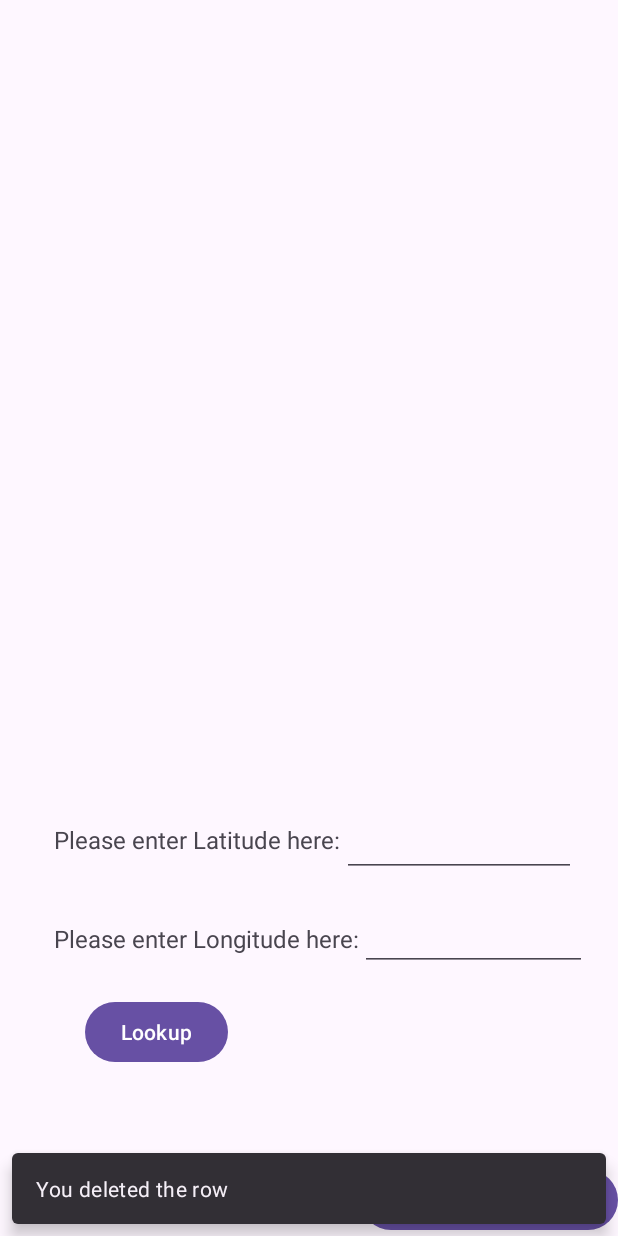
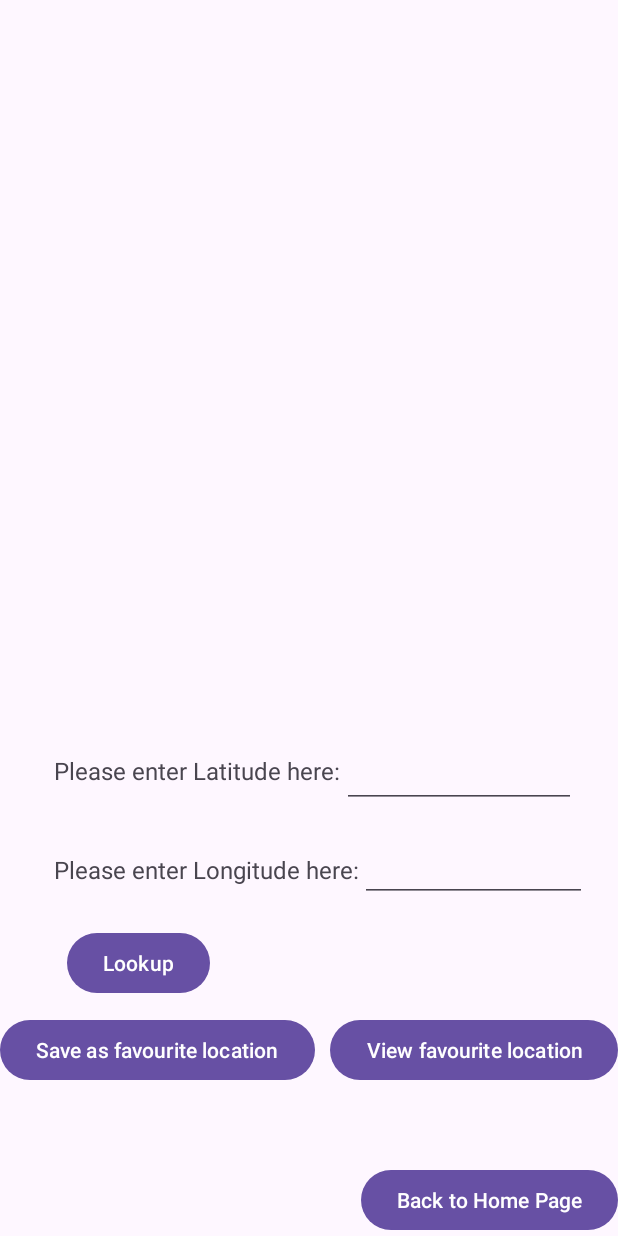
Before and after one commit to wangguosheng0924/FinalProject_Fall23, an Android app: the SunriseMain screen opened directly, with no data from a screen before it, on a phone screen of 412 x 824 dp. Run offline under Robolectric (Android 15) with nearby library versions, the phone set to English and light mode, and no system bars; our stand-ins replace Room's generated code.

Commit message:
added database+save/view favourite location functions

```diff
--- a/app/build.gradle.kts
+++ b/app/build.gradle.kts
@@ -42,4 +42,8 @@ dependencies {
     androidTestImplementation("androidx.test.espresso:espresso-core:3.5.1")
 
     implementation ("androidx.recyclerview:recyclerview:1.3.2")
+
+    // Room dependencies
+    implementation ("androidx.room:room-runtime:2.3.0")
+    annotationProcessor ("androidx.room:room-compiler:2.3.0")
 }
--- /dev/null
+++ b/app/src/main/java/algonquin/cst2335/finalproject_fall23/LocationDAO.java
@@ -0,0 +1,20 @@
+package algonquin.cst2335.finalproject_fall23;
+
+import androidx.room.Dao;
+import androidx.room.Delete;
+import androidx.room.Insert;
+import androidx.room.Query;
+
+import java.util.List;
+
+@Dao
+public interface LocationDAO {
+    @Insert //id              //@Entity
+    public long insertLocation(Location l);//for inserting, long is the new id
+
+    @Query("Select * from Location;")//the SQL search
+    public List<Location> getAllLocations();//for query
+
+    @Delete //number of rows deleted
+    public int deleteLocation(Location l);//delete the location by id(Primary Key)
+}
--- /dev/null
+++ b/app/src/main/java/algonquin/cst2335/finalproject_fall23/LocationDatabase.java
@@ -0,0 +1,11 @@
+package algonquin.cst2335.finalproject_fall23;
+
+import androidx.room.Database;
+import androidx.room.RoomDatabase;
+
+@Database(entities =  {Location.class}, version = 1)
+public abstract class LocationDatabase extends RoomDatabase {
+
+    //only one function:return the DAO object
+    public abstract LocationDAO lDAO();//to access database
+}
--- /dev/null
+++ b/app/src/main/java/algonquin/cst2335/finalproject_fall23/SunriseDetailsFragment.java
@@ -0,0 +1,2 @@
+package algonquin.cst2335.finalproject_fall23;public class SunriseDetailsFragment {
+}
--- a/app/src/main/java/algonquin/cst2335/finalproject_fall23/SunriseMain.java
+++ b/app/src/main/java/algonquin/cst2335/finalproject_fall23/SunriseMain.java
@@ -3,22 +3,37 @@ package algonquin.cst2335.finalproject_fall23;
 import androidx.annotation.NonNull;
 import androidx.appcompat.app.AlertDialog;
 import androidx.appcompat.app.AppCompatActivity;
+import androidx.lifecycle.ViewModelProvider;
 import androidx.recyclerview.widget.LinearLayoutManager;
 import androidx.recyclerview.widget.RecyclerView;
+import androidx.room.Room;
 
 import android.content.Context;
 import android.content.SharedPreferences;
 import android.os.Bundle;
+import android.view.View;
 import android.view.ViewGroup;
+import android.widget.TextView;
 import android.widget.Toast;
 
 import com.google.android.material.snackbar.Snackbar;
 
+import java.util.ArrayList;
+import java.util.concurrent.Executor;
+import java.util.concurrent.Executors;
+
+import algonquin.cst2335.finalproject_fall23.data.LocationViewModel;
 import algonquin.cst2335.finalproject_fall23.databinding.ActivitySunriseMainBinding;
+import algonquin.cst2335.finalproject_fall23.databinding.LocationBinding;
 
 public class SunriseMain extends AppCompatActivity {
 
     ActivitySunriseMainBinding binding;
+    LocationDAO lDAO;
+    Location selectedLocation;
+    LocationViewModel locationModel;
+    ArrayList<Location> theLocation = null;
+    RecyclerView.Adapter myAdapter = null;
 
     @Override
     protected void onCreate(Bundle savedInstanceState) {
@@ -27,57 +42,76 @@ public class SunriseMain extends AppCompatActivity {
         binding = ActivitySunriseMainBinding.inflate(getLayoutInflater());
         setContentView(binding.getRoot());
 
+        // Get an instance of the LocationViewModel using the ViewModelProvider.
+        locationModel = new ViewModelProvider(this).get(LocationViewModel.class);
+
+        // Access the 'theLocation' ArrayList within the LocationViewModel.
+        // This ArrayList holds the data associated with the sunrise main.
+        theLocation = locationModel.theLocation;
+
+        //load location from the database:
+        LocationDatabase db = Room.databaseBuilder(getApplicationContext(), LocationDatabase.class, "finalProject_sunrise_SQL").build();
+        //initialize the variable
+        lDAO = db.lDAO();//get a DAO object to interact with the database
+
+
         // Set up RecyclerView and Adapter
         binding.recyclerViewResults.setLayoutManager(new LinearLayoutManager(this));
-        binding.recyclerViewResults.setAdapter(new RecyclerView.Adapter() {
+        binding.recyclerViewResults.setAdapter(
+             myAdapter = new RecyclerView.Adapter<MyRowHolder>(){
             @NonNull
             @Override
-            public RecyclerView.ViewHolder onCreateViewHolder(@NonNull ViewGroup parent, int viewType) {
-                return null;
+            public MyRowHolder onCreateViewHolder(@NonNull ViewGroup parent, int viewType) {
+                LocationBinding rowBinding = LocationBinding.inflate(getLayoutInflater(), parent, false);
+                return new MyRowHolder(rowBinding.getRoot());
             }
 
-            @Override
-            public void onBindViewHolder(@NonNull RecyclerView.ViewHolder holder, int position) {
-
-            }
+                 @Override
+                 public void onBindViewHolder(@NonNull MyRowHolder holder, int position) {
+                     MyRowHolder myRowHolder = (MyRowHolder) holder;
+                     Location location = theLocation.get(position);
+                     myRowHolder.latitude.setText(location.getLatitude());
+                     myRowHolder.longitude.setText(location.getLongitude());
+                 }
 
             @Override
             public int getItemCount() {
-                return 0;
+                return theLocation.size();
             }
         });
 
-        // Show a Toast
-        Toast.makeText(this, "Version 1.0, created by Guosheng", Toast.LENGTH_LONG).show();
-
-        // Show a Snackbar
-        Snackbar.make(binding.getRoot(), "You deleted the row", Snackbar.LENGTH_LONG)
-                  .show();
-
-        // Show a AlertDialog
-        AlertDialog.Builder builder = new AlertDialog.Builder(SunriseMain.this);
-        builder.setTitle("Question");
-        builder.setMessage("Do you want to delete the message?");
-        builder.setNegativeButton("No", (btn, obj) -> {/*if no is clicked*/});
-        builder.setPositiveButton("Yes", (p1, p2) -> {
-// code here
-
-        });
-        builder.create().show();
+//        // Show a Toast
+//        Toast.makeText(this, "Version 1.0, created by Guosheng", Toast.LENGTH_LONG).show();
+//
+//        // Show a Snackbar
+//        Snackbar.make(binding.getRoot(), "You deleted the row", Snackbar.LENGTH_LONG)
+//                  .show();
+//
+//        // Show a AlertDialog
+//        AlertDialog.Builder builder = new AlertDialog.Builder(SunriseMain.this);
+//        builder.setTitle("Question");
+//        builder.setMessage("Do you want to delete the message?");
+//        builder.setNegativeButton("No", (btn, obj) -> {/*if no is clicked*/});
+//        builder.setPositiveButton("Yes", (p1, p2) -> {
+//// code here
+//
+//        });
+//        builder.create().show();
 
 
         SharedPreferences prefs = getSharedPreferences("MyData", Context.MODE_PRIVATE);
 
         // Click handler for the buttonLookup
-        binding.buttonLookup.setOnClickListener(click ->{
-            String newLatitude = binding.editTextLatitude.getText().toString();
-            String newLongitude = binding.editTextLongitude.getText().toString();
+        binding.buttonLookup.setOnClickListener(click -> {
 
             // Save the entered Latitude and Longitude to disk (SharedPreferences)
             SharedPreferences.Editor editor = prefs.edit();
             editor.putString("Latitude", binding.editTextLatitude.getText().toString());
             editor.putString("Longitude", binding.editTextLongitude.getText().toString());
             editor.apply();//send to disk
+
+            String newLatitude = binding.editTextLatitude.getText().toString();
+            String newLongitude = binding.editTextLongitude.getText().toString();
 // code here
         });
 
@@ -87,6 +121,47 @@ public class SunriseMain extends AppCompatActivity {
         String lastEnteredLongitude = prefs.getString("Longitude", "");
         binding.editTextLongitude.setText(lastEnteredLongitude);
 
+        binding.buttonSaveAsFavouriteLocation.setOnClickListener(click -> {
+            String newLatitude = binding.editTextLatitude.getText().toString();
+            String newLongitude = binding.editTextLongitude.getText().toString();
+
+            // Create a new Location object
+            Location location = new Location(newLatitude, newLongitude);
+
+            // Add the Location to the list
+            theLocation.add(location);
+
+            // Tell the recycle view to update
+            myAdapter.notifyDataSetChanged();//will redraw
+
+            //add to database on another thread
+            Executor thread1 = Executors.newSingleThreadExecutor();
+            thread1.execute(() -> {
+                //this is on a background thread
+                location.id = lDAO.insertLocation(location);//get the id from the database
+            });//the body of run()
+
+        });
+
+        binding.buttonViewFavouriteLocation.setOnClickListener(click -> {
+
+            // Fetch favorite locations from the database on another thread
+            Executor thread1 = Executors.newSingleThreadExecutor();
+            thread1.execute(() -> {
+                // This is on a background thread
+                ArrayList<Location> favoriteLocations = (ArrayList<Location>) lDAO.getAllLocations();
+
+                // Update the UI on the main thread
+                runOnUiThread(() -> {
+                    // Update the 'theLocation' ArrayList with favorite locations
+                    theLocation.addAll(favoriteLocations);
+
+                    // Tell the RecyclerView's adapter to update
+                    myAdapter.notifyDataSetChanged();
+                });
+            });
+
+        });
 
         // Handle the backToMainActivityButton click
         binding.backToMainActivityButton.setOnClickListener(click -> {
@@ -94,5 +169,32 @@ public class SunriseMain extends AppCompatActivity {
             finish();
         });
 
-    };
+    }
+
+    ;
+
+    // Represents a single row on the list
+    class MyRowHolder extends RecyclerView.ViewHolder {
+        public TextView latitude;
+        public TextView longitude;
+
+        public MyRowHolder(@NonNull View itemView) {
+            super(itemView);
+
+            latitude = itemView.findViewById(R.id.latitude);
+            longitude = itemView.findViewById(R.id.longitude);
+
+
+            itemView.setOnClickListener(click -> {
+                int position = getAbsoluteAdapterPosition();//which row this is
+                selectedLocation = theLocation.get(position);
+
+                // Update the selected location in the ViewModel
+                locationModel.selectedLocation.postValue(selectedLocation);
+
+            });
+        }
+
+
+    }
 }
--- /dev/null
+++ b/app/src/main/java/algonquin/cst2335/finalproject_fall23/data/LocationViewModel.java
@@ -0,0 +1,23 @@
+package algonquin.cst2335.finalproject_fall23.data;
+
+import androidx.lifecycle.MutableLiveData;
+import androidx.lifecycle.ViewModel;
+
+import java.util.ArrayList;
+
+import algonquin.cst2335.finalproject_fall23.Location;
+
+/*
+A ViewModel is a part of the Android Architecture Components and is designed to store and manage UI-related data.
+It is responsible for preparing and managing the data for an Activity or a Fragment and
+also handles the communication between the UI and the underlying data repository (such as a database).
+ */
+public class LocationViewModel extends ViewModel {
+    // ArrayList to store Location objects
+    public ArrayList<Location> theLocation = new ArrayList<>();
+    // LiveData to hold the currently selected Location.
+    // This LiveData is used to communicate the selected Location between different components,
+    // such as the activity and its fragments, and survives configuration changes like screen rotations.
+    public MutableLiveData<Location> selectedLocation = new MutableLiveData< >();
+
+}
--- a/app/src/main/res/layout/activity_sunrise_main.xml
+++ b/app/src/main/res/layout/activity_sunrise_main.xml
@@ -10,12 +10,11 @@
         android:id="@+id/recyclerViewResults"
         android:layout_width="0dp"
         android:layout_height="0dp"
-        app:layout_constraintBottom_toBottomOf="parent"
+        app:layout_constraintBottom_toTopOf="@+id/editTextLatitude"
         app:layout_constraintEnd_toEndOf="parent"
         app:layout_constraintHorizontal_bias="0.0"
         app:layout_constraintStart_toStartOf="parent"
-        app:layout_constraintTop_toTopOf="parent"
-        app:layout_constraintVertical_bias="0.0" />
+        app:layout_constraintTop_toTopOf="parent" />
 
     <TextView
         android:id="@+id/textViewLatitude"
@@ -64,10 +63,10 @@
         android:layout_width="wrap_content"
         android:layout_height="wrap_content"
         android:layout_below="@id/editTextLongitude"
-        android:layout_marginEnd="260dp"
-        android:layout_marginBottom="112dp"
+        android:layout_marginEnd="272dp"
+        android:layout_marginBottom="10dp"
         android:text="Lookup"
-        app:layout_constraintBottom_toBottomOf="parent"
+        app:layout_constraintBottom_toTopOf="@+id/buttonSaveAsFavouriteLocation"
         app:layout_constraintEnd_toEndOf="parent" />
 
     <Button
@@ -78,4 +77,32 @@
         app:layout_constraintBottom_toBottomOf="parent"
         app:layout_constraintEnd_toEndOf="parent" />
 
+    <Button
+        android:id="@+id/buttonSaveAsFavouriteLocation"
+        android:layout_width="wrap_content"
+        android:layout_height="wrap_content"
+        android:layout_marginBottom="100dp"
+        android:text="Save as favourite location"
+        app:layout_constraintBottom_toBottomOf="parent"
+        app:layout_constraintStart_toStartOf="parent" />
+
+    <Button
+        android:id="@+id/buttonViewFavouriteLocation"
+        android:layout_width="wrap_content"
+        android:layout_height="wrap_content"
+        android:text="View favourite location"
+        app:layout_constraintEnd_toEndOf="parent"
+        app:layout_constraintTop_toTopOf="@+id/buttonSaveAsFavouriteLocation" />
+
+    <FrameLayout
+        android:id="@+id/fragmentLocation"
+        android:layout_width="match_parent"
+        android:layout_height="match_parent"
+        app:layout_constraintBottom_toBottomOf="parent"
+        app:layout_constraintEnd_toEndOf="parent"
+        app:layout_constraintHorizontal_bias="0.0"
+        app:layout_constraintStart_toStartOf="parent"
+        app:layout_constraintTop_toTopOf="parent"
+        app:layout_constraintVertical_bias="0.0" />
+
 </androidx.constraintlayout.widget.ConstraintLayout>
```
Also changed, not shown: app/src/main/java/algonquin/cst2335/finalproject_fall23/Location.java (added, +35 -0 lines), app/src/main/res/layout/location.xml (added, +25 -0 lines).
